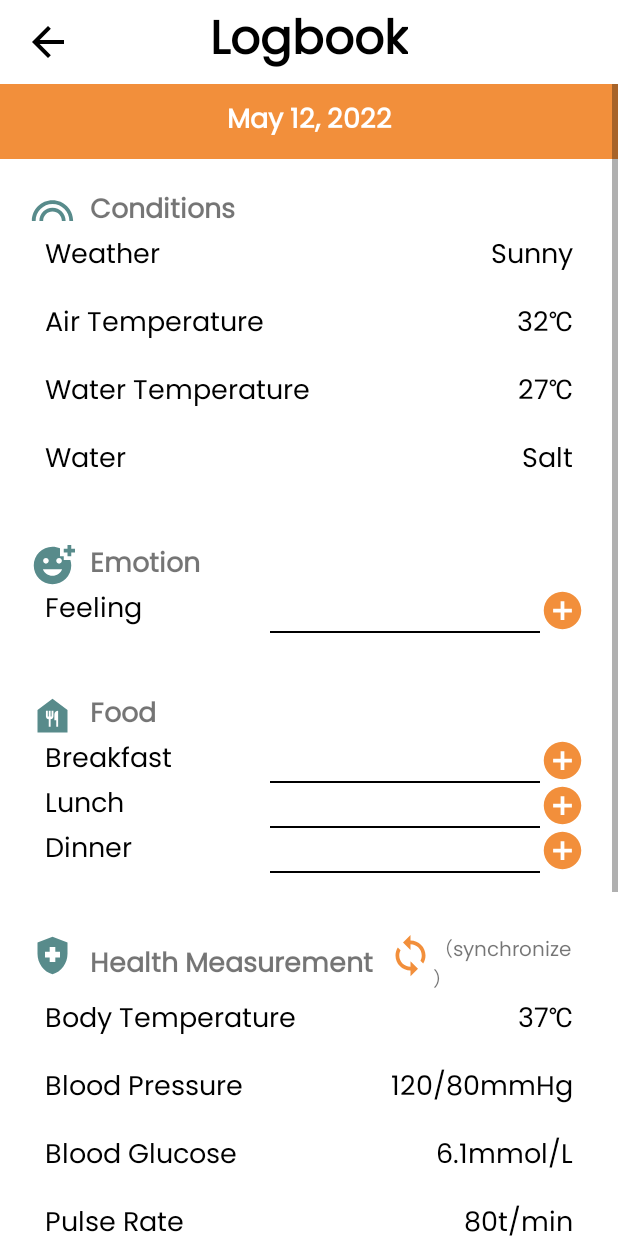
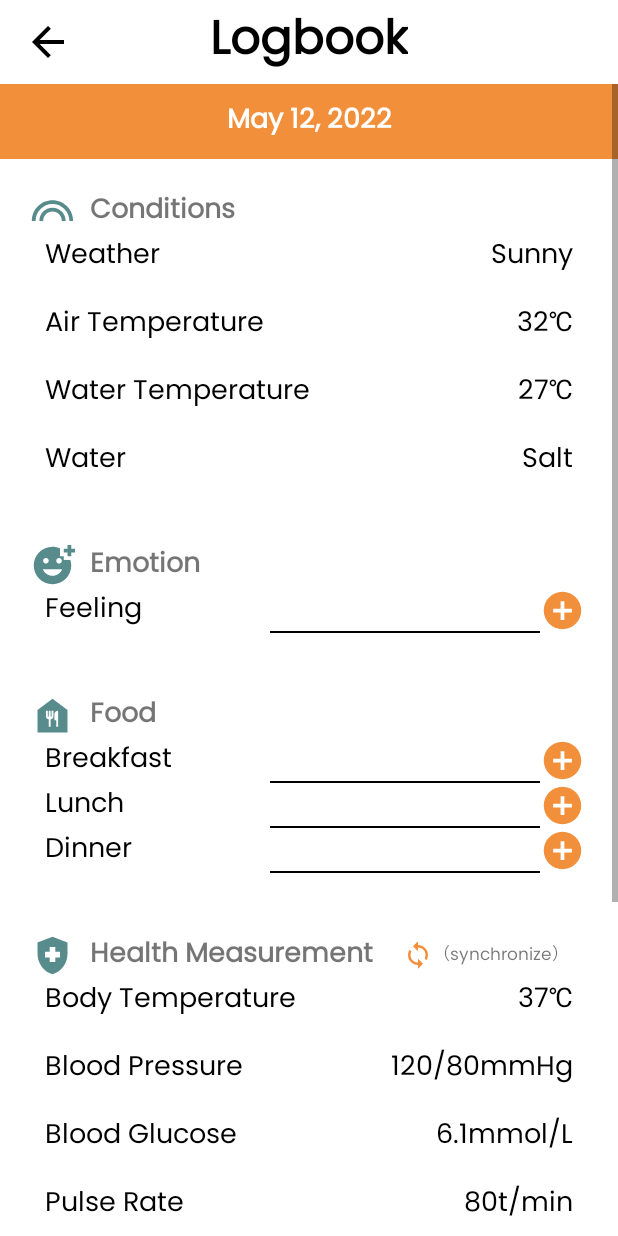
Before and after one commit to Wyjwuwuwu/Goodday, an Android app: the LogbookEdit screen opened directly, with no data from a screen before it, on a phone screen of 412 x 824 dp. Run offline under Robolectric (Android 15) with nearby library versions, the phone set to English and light mode, and no system bars.

Commit message:
fit screen

```diff
--- a/app/src/main/res/layout/activity_logbook_edit.xml
+++ b/app/src/main/res/layout/activity_logbook_edit.xml
@@ -72,19 +72,20 @@
 
                     <LinearLayout
                         android:layout_width="match_parent"
-                        android:layout_height="wrap_content"
+                        android:layout_height="30dp"
                         android:orientation="horizontal">
 
                         <ImageView
                             android:layout_width="30dp"
                             android:layout_height="30dp"
+                            android:layout_gravity="center"
                             android:src="@drawable/ic_baseline_condition"/>
 
                         <TextView
                             android:layout_width="wrap_content"
                             android:layout_height="wrap_content"
                             android:layout_marginLeft="10dp"
-                            android:layout_gravity="center_vertical"
+                            android:layout_gravity="center"
                             android:text="Conditions"
                             android:textStyle="bold"
                             android:textSize="8pt"/>
@@ -208,19 +209,20 @@
 
                     <LinearLayout
                         android:layout_width="match_parent"
-                        android:layout_height="wrap_content"
+                        android:layout_height="30dp"
                         android:orientation="horizontal">
 
                         <ImageView
                             android:layout_width="30dp"
                             android:layout_height="30dp"
+                            android:layout_gravity="center"
                             android:src="@drawable/ic_baseline_add_reaction_24"/>
 
                         <TextView
                             android:layout_width="wrap_content"
                             android:layout_height="wrap_content"
                             android:layout_marginLeft="10dp"
-                            android:layout_gravity="center_vertical"
+                            android:layout_gravity="center"
                             android:text="Emotion"
                             android:textStyle="bold"
                             android:textSize="8pt"/>
@@ -266,19 +268,20 @@
 
                     <LinearLayout
                         android:layout_width="match_parent"
-                        android:layout_height="wrap_content"
+                        android:layout_height="30dp"
                         android:orientation="horizontal">
 
                         <ImageView
                             android:layout_width="30dp"
                             android:layout_height="30dp"
+                            android:layout_gravity="center"
                             android:src="@drawable/ic_baseline_food_bank_24"/>
 
                         <TextView
                             android:layout_width="wrap_content"
                             android:layout_height="wrap_content"
                             android:layout_marginLeft="10dp"
-                            android:layout_gravity="center_vertical"
+                            android:layout_gravity="center"
                             android:text="Food"
                             android:textStyle="bold"
                             android:textSize="8pt"/>
@@ -382,12 +385,13 @@
 
                     <LinearLayout
                         android:layout_width="match_parent"
-                        android:layout_height="wrap_content"
+                        android:layout_height="30dp"
                         android:orientation="horizontal">
 
                         <ImageView
                             android:layout_width="30dp"
                             android:layout_height="30dp"
+                            android:layout_gravity="center"
                             android:src="@drawable/ic_baseline_health_and_safety_24"/>
 
                         <TextView
@@ -400,17 +404,18 @@
                             android:textSize="8pt"/>
 
                         <ImageView
-                            android:layout_width="30dp"
-                            android:layout_height="30dp"
-                            android:layout_marginLeft="10dp"
+                            android:layout_width="20dp"
+                            android:layout_height="20dp"
+                            android:layout_marginLeft="20dp"
+                            android:layout_gravity="center"
                             android:src="@drawable/ic_baseline_sync_24"/>
 
                         <TextView
                             android:layout_width="wrap_content"
                             android:layout_height="wrap_content"
-                            android:layout_gravity="center_vertical"
+                            android:layout_gravity="center"
                             android:text="（synchronize）"
-                            android:textSize="6pt"/>
+                            android:textSize="5pt"/>
 
                     </LinearLayout>
 
@@ -531,19 +536,20 @@
 
                     <LinearLayout
                         android:layout_width="match_parent"
-                        android:layout_height="wrap_content"
+                        android:layout_height="30dp"
                         android:orientation="horizontal">
 
                         <ImageView
                             android:layout_width="30dp"
                             android:layout_height="30dp"
+                            android:layout_gravity="center"
                             android:src="@drawable/ic_baseline_sports_handball_24"/>
 
                         <TextView
                             android:layout_width="wrap_content"
                             android:layout_height="wrap_content"
                             android:layout_marginLeft="10dp"
-                            android:layout_gravity="center_vertical"
+                            android:layout_gravity="center"
                             android:text="Activity"
                             android:textStyle="bold"
                             android:textSize="8pt"/>
--- a/app/src/main/res/layout/fragment_profile.xml
+++ b/app/src/main/res/layout/fragment_profile.xml
@@ -342,7 +342,7 @@
 
             </RelativeLayout>
 
-            <com.google.android.material.floatingactionbutton.FloatingActionButton
+            <!--com.google.android.material.floatingactionbutton.FloatingActionButton
                 android:id="@+id/fab"
                 android:layout_width="wrap_content"
                 android:layout_height="wrap_content"
@@ -350,7 +350,7 @@
                 android:backgroundTint="#f28f3b"
                 android:src="@drawable/ic_baseline_add_24"
                 android:layout_marginRight="30dp"
-                android:layout_marginTop="-40dp"/>
+                android:layout_marginTop="-40dp"/-->
 
         </LinearLayout>
     </LinearLayout>
```
Also changed, not shown: app/src/main/java/com/example/goodday/HealthInfo.kt (+13 -0 lines), app/src/main/res/layout/activity_health_info.xml (+29 -5 lines), app/src/main/res/layout/activity_logbook_view.xml (+10 -9 lines).
